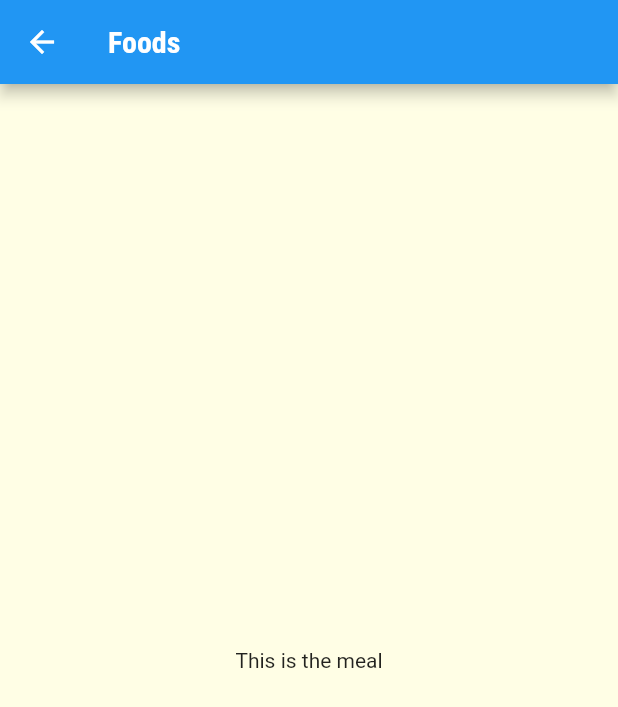
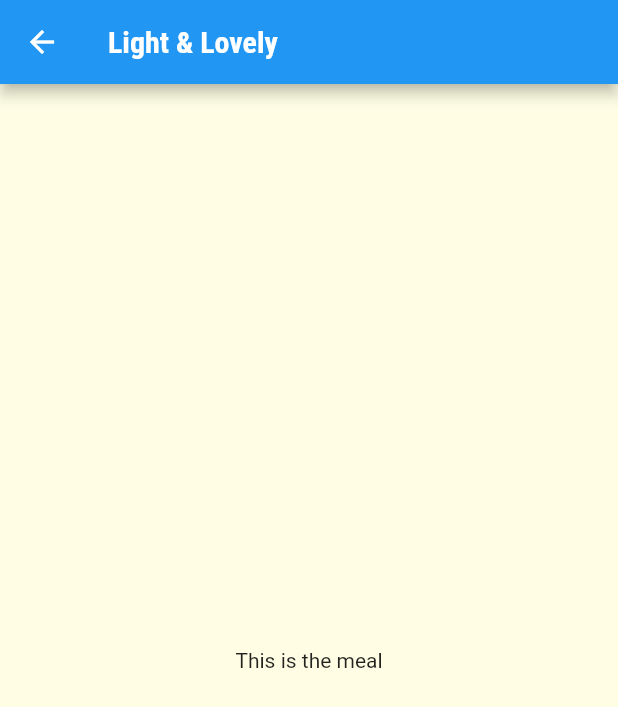
Before and after one commit to soulandbone/foods_app, a Flutter app: the screen it shows after launch, after a tap on "Light & Lovely", on a phone screen of 412 x 824 dp. Shown: the top 707 px of the screen. Run offline on Flutter 3.47's test engine with Material 2 defaults, Android fonts, the phone set to English and light mode, and no system bars.

Commit message:
Now the CategoryMealScreen, has constructor for title and id, which is forwarded from the respective widgets, and it displays the correspondent Widget that has been opened, instead of a generic one for all the categories on the GridView

```diff
--- a/lib/categories_screen.dart
+++ b/lib/categories_screen.dart
@@ -3,6 +3,7 @@ import 'category_item.dart';
 import './dummy_data.dart';
 
 class CategoryScreen extends StatelessWidget {
+  // this is the screen that shows the GridView with all its categories
   const CategoryScreen({super.key});
 
   @override
@@ -14,7 +15,7 @@ class CategoryScreen extends StatelessWidget {
         body: GridView(
             padding: EdgeInsets.all(25),
             children: DUMMY_CATEGORIES
-                .map((e) => CategoryItem(e.title, e.color))
+                .map((e) => CategoryItem(e.id, e.title, e.color))
                 .toList(),
             gridDelegate: const SliverGridDelegateWithMaxCrossAxisExtent(
                 maxCrossAxisExtent: 200,
--- a/lib/category_item.dart
+++ b/lib/category_item.dart
@@ -3,14 +3,16 @@ import 'package:flutter/material.dart';
 import './category_meals_screen.dart';
 
 class CategoryItem extends StatelessWidget {
-  final String text;
+  // This is one of the many "cards" that appear on the GridView
+  final String id;
+  final String title;
   final Color color;
 
-  CategoryItem(this.text, this.color);
+  CategoryItem(this.id, this.title, this.color);
 
   void selectCategory(BuildContext ctx) {
     Navigator.of(ctx).push(MaterialPageRoute(
-      builder: (_) => CategoryMealsScreen(),
+      builder: (_) => CategoryMealsScreen(id, title),
     ));
   }
 
@@ -23,7 +25,7 @@ class CategoryItem extends StatelessWidget {
       child: Container(
         padding: const EdgeInsets.all(15),
         child: Text(
-          text,
+          title,
           style: Theme.of(context).textTheme.headline6,
         ),
         decoration: BoxDecoration(
--- a/lib/category_meals_screen.dart
+++ b/lib/category_meals_screen.dart
@@ -1,12 +1,16 @@
 import 'package:flutter/material.dart';
 
 class CategoryMealsScreen extends StatelessWidget {
-  const CategoryMealsScreen({super.key});
+  //this is the screen that opens after the user has clicked on one of the categories in the GridView
+  final String id;
+  final String title;
+
+  CategoryMealsScreen(this.id, this.title);
 
   @override
   Widget build(BuildContext context) {
     return Scaffold(
-      appBar: AppBar(title: Text('Foods')),
+      appBar: AppBar(title: Text(title)),
       body: Center(
           child: Container(
         child: Text('This is the meal'),
```
